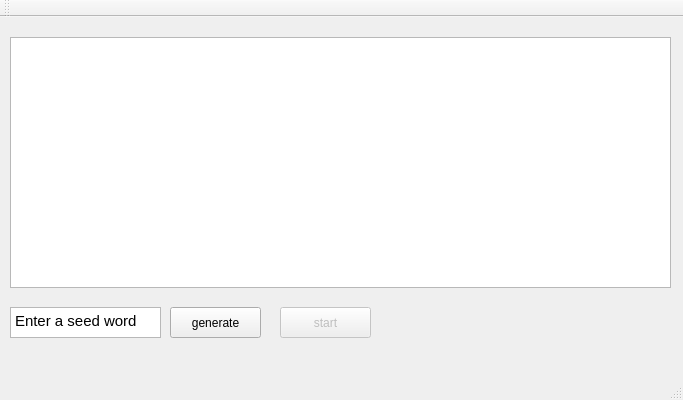
Above: interface/untitled/mainwindow.ui from Ri0S/poem_box before the change. Below: the same form after it.
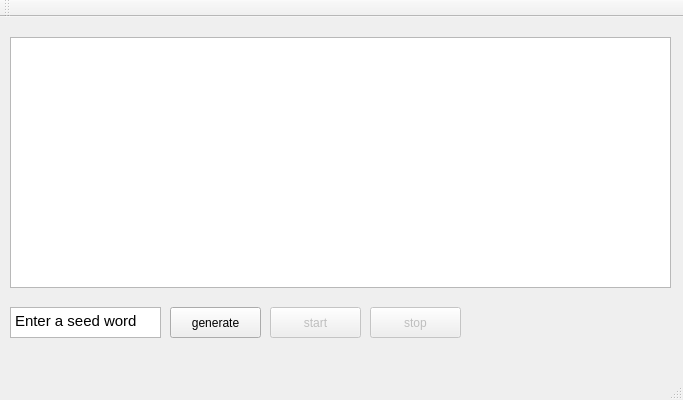
That is the form after the change.

Patch:
```diff
--- a/interface/untitled/mainwindow.ui
+++ b/interface/untitled/mainwindow.ui
@@ -20,7 +20,7 @@
     </property>
     <property name="geometry">
      <rect>
-      <x>280</x>
+      <x>270</x>
       <y>290</y>
       <width>91</width>
       <height>31</height>
@@ -76,6 +76,22 @@
 &lt;p style=&quot; margin-top:0px; margin-bottom:0px; margin-left:0px; margin-right:0px; -qt-block-indent:0; text-indent:0px;&quot;&gt;Enter a seed word&lt;/p&gt;&lt;/body&gt;&lt;/html&gt;</string>
     </property>
    </widget>
+   <widget class="QPushButton" name="pushButton_3">
+    <property name="enabled">
+     <bool>false</bool>
+    </property>
+    <property name="geometry">
+     <rect>
+      <x>370</x>
+      <y>290</y>
+      <width>91</width>
+      <height>31</height>
+     </rect>
+    </property>
+    <property name="text">
+     <string>stop</string>
+    </property>
+   </widget>
   </widget>
   <widget class="QMenuBar" name="menuBar">
    <property name="geometry">
```
